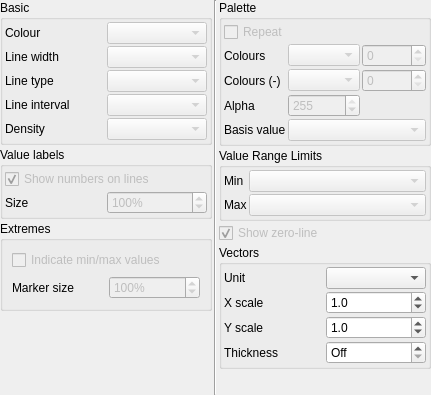
Old version of the form src/vcross_qt/vcross_style_widget.ui in the repository metno/diana.
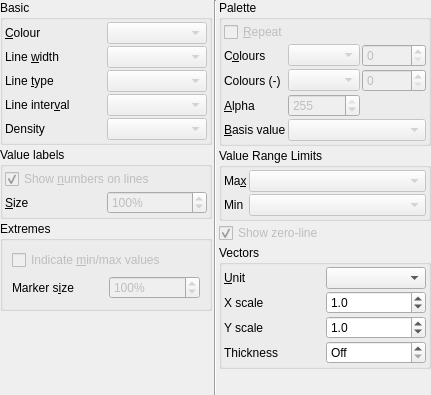
New version of the form.

Commit message:
vcross: added nb translations
 * probably worth improving ;-)

Diff of the .ui file:
```diff
--- a/src/vcross_qt/vcross_style_widget.ui
+++ b/src/vcross_qt/vcross_style_widget.ui
@@ -54,7 +54,7 @@
         <item row="1" column="0">
          <widget class="QLabel" name="linewidthlabel">
           <property name="text">
-           <string>Line width</string>
+           <string>Line &amp;width</string>
           </property>
           <property name="buddy">
            <cstring>lineWidthCbox</cstring>
@@ -64,7 +64,7 @@
         <item row="3" column="0">
          <widget class="QLabel" name="lineintervallabel">
           <property name="text">
-           <string>Line interval</string>
+           <string>Line inter&amp;val</string>
           </property>
           <property name="buddy">
            <cstring>lineintervalCbox</cstring>
@@ -81,7 +81,7 @@
         <item row="0" column="0">
          <widget class="QLabel" name="colorlabel">
           <property name="text">
-           <string>Colour</string>
+           <string>&amp;Colour</string>
           </property>
           <property name="buddy">
            <cstring>colorCbox</cstring>
@@ -101,7 +101,7 @@
         <item row="2" column="0">
          <widget class="QLabel" name="linetypelabel">
           <property name="text">
-           <string>Line type</string>
+           <string>Line &amp;type</string>
           </property>
           <property name="buddy">
            <cstring>lineTypeCbox</cstring>
@@ -146,7 +146,7 @@
            <bool>false</bool>
           </property>
           <property name="text">
-           <string>Show numbers on lines</string>
+           <string>Show &amp;numbers on lines</string>
           </property>
           <property name="checked">
            <bool>true</bool>
@@ -156,7 +156,7 @@
         <item row="1" column="0">
          <widget class="QLabel" name="labelSizeLabel">
           <property name="text">
-           <string>Size</string>
+           <string>&amp;Size</string>
           </property>
           <property name="buddy">
            <cstring>labelSizeSpinBox</cstring>
@@ -197,7 +197,7 @@
         <item row="1" column="0">
          <widget class="QLabel" name="extremeSizeLabel">
           <property name="text">
-           <string>Marker size</string>
+           <string>Marker s&amp;ize</string>
           </property>
           <property name="buddy">
            <cstring>extremeSizeSpinBox</cstring>
@@ -235,7 +235,7 @@
            <bool>false</bool>
           </property>
           <property name="text">
-           <string>Indicate min/max values</string>
+           <string>Indicate &amp;min/max values</string>
           </property>
          </widget>
         </item>
@@ -287,14 +287,14 @@
            <bool>false</bool>
           </property>
           <property name="text">
-           <string>Repeat</string>
+           <string>&amp;Repeat</string>
           </property>
          </widget>
         </item>
         <item row="1" column="0">
          <widget class="QLabel" name="shadingLabel">
           <property name="text">
-           <string>Colours</string>
+           <string>C&amp;olours</string>
           </property>
           <property name="buddy">
            <cstring>shadingComboBox</cstring>
@@ -342,7 +342,7 @@
         <item row="3" column="0">
          <widget class="QLabel" name="alphaLabel">
           <property name="text">
-           <string>Alpha</string>
+           <string>&amp;Alpha</string>
           </property>
           <property name="buddy">
            <cstring>alphaSpinBox</cstring>
@@ -371,7 +371,7 @@
         <item row="4" column="0">
          <widget class="QLabel" name="baseLabel">
           <property name="text">
-           <string>Basis value</string>
+           <string>&amp;Basis value</string>
           </property>
           <property name="buddy">
            <cstring>zero1ComboBox</cstring>
@@ -393,14 +393,14 @@
        <property name="title">
         <string>Value Range Limits</string>
        </property>
-       <layout class="QGridLayout" name="gridLayout_2" rowstretch="0,0" columnstretch="0,1">
+       <layout class="QGridLayout" name="gridLayout_2" rowstretch="0,0,0" columnstretch="0,1">
         <property name="margin">
          <number>2</number>
         </property>
         <property name="spacing">
          <number>2</number>
         </property>
-        <item row="0" column="0">
+        <item row="2" column="0">
          <widget class="QLabel" name="minLabel">
           <property name="text">
            <string>Min</string>
@@ -410,24 +410,24 @@
           </property>
          </widget>
         </item>
-        <item row="0" column="1">
+        <item row="2" column="1">
          <widget class="QComboBox" name="min1ComboBox">
           <property name="enabled">
            <bool>false</bool>
           </property>
          </widget>
         </item>
-        <item row="1" column="0">
+        <item row="0" column="0">
          <widget class="QLabel" name="maxLabel">
           <property name="text">
-           <string>Max</string>
+           <string>Ma&amp;x</string>
           </property>
           <property name="buddy">
            <cstring>max1ComboBox</cstring>
           </property>
          </widget>
         </item>
-        <item row="1" column="1">
+        <item row="0" column="1">
          <widget class="QComboBox" name="max1ComboBox">
           <property name="enabled">
            <bool>false</bool>
@@ -505,7 +505,7 @@
         <item row="0" column="0">
          <widget class="QLabel" name="vectorunitlabel">
           <property name="text">
-           <string>Unit</string>
+           <string>&amp;Unit</string>
           </property>
           <property name="buddy">
            <cstring>vectorunitCbox</cstring>
```
Left out of the diff: 23 changed lines with no effect on the pictures. The commit also changes 9 other files.
